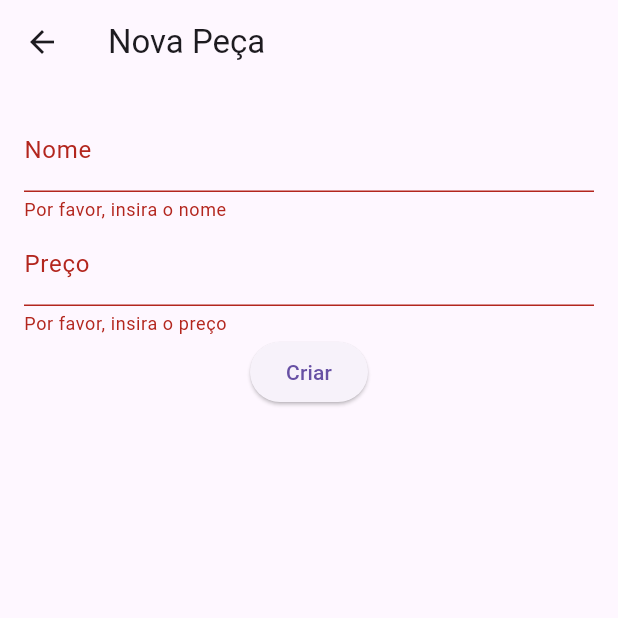
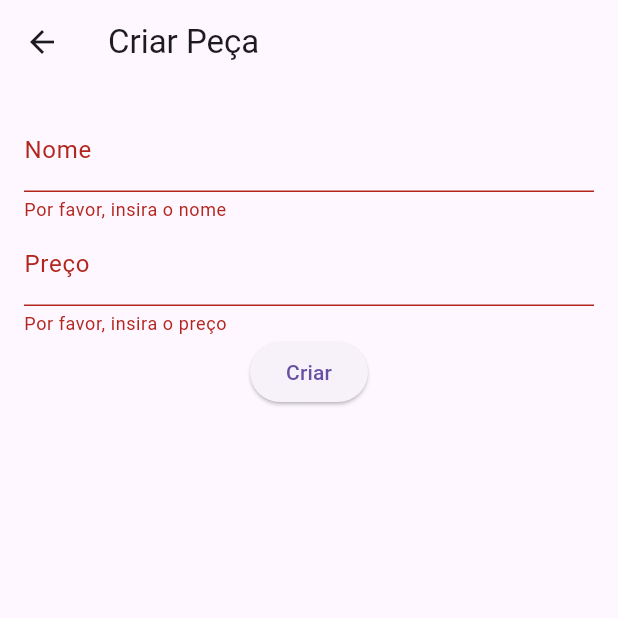
Before and after one commit to FranzoiDev/AppAssitencia, a Flutter app: the FormularioPecaPage screen opened directly, after a tap on "Criar", on a phone screen of 412 x 824 dp, the top half of it. Run offline on Flutter 3.47's test engine with Material 3 defaults, Android fonts, the light colour scheme and no system bars.

Commit message:
Voltando para local host, melhoria no formulario

```diff
--- a/lib/screens/formulario_peca_page.dart
+++ b/lib/screens/formulario_peca_page.dart
@@ -5,30 +5,43 @@ import '../services/peca_api.dart';
 class FormularioPecaPage extends StatefulWidget {
   final Peca? peca;
 
-  const FormularioPecaPage({this.peca, super.key});
+  const FormularioPecaPage({Key? key, this.peca}) : super(key: key);
 
   @override
-  FormularioPecaPageState createState() => FormularioPecaPageState();
+  _FormularioPecaPageState createState() => _FormularioPecaPageState();
 }
 
-class FormularioPecaPageState extends State<FormularioPecaPage> {
+class _FormularioPecaPageState extends State<FormularioPecaPage> {
   final _formKey = GlobalKey<FormState>();
-  late String _nome;
-  late double _preco;
+  final TextEditingController _nomeController = TextEditingController();
+  final TextEditingController _precoController = TextEditingController();
   final PecaApi api = PecaApi();
 
   @override
   void initState() {
     super.initState();
-    _nome = widget.peca?.nome ?? '';
-    _preco = widget.peca?.preco ?? 0;
+    _nomeController.text = widget.peca?.nome ?? '';
+    _precoController.text = widget.peca?.preco?.toString() ?? '';
+  }
+
+  void _limparCampos() {
+    _nomeController.clear();
+    _precoController.clear();
+  }
+
+  @override
+  void dispose() {
+
+    _nomeController.dispose();
+    _precoController.dispose();
+    super.dispose();
   }
 
   @override
   Widget build(BuildContext context) {
     return Scaffold(
       appBar: AppBar(
-        title: Text(widget.peca == null ? 'Nova Peça' : 'Editar Peça'),
+        title: Text(widget.peca == null ? 'Criar Peça' : 'Editar Peça'),
       ),
       body: Padding(
         padding: const EdgeInsets.all(16.0),
@@ -36,8 +49,9 @@ class FormularioPecaPageState extends State<FormularioPecaPage> {
           key: _formKey,
           child: Column(
             children: [
+              // Campo para nome
               TextFormField(
-                initialValue: _nome,
+                controller: _nomeController,
                 decoration: const InputDecoration(labelText: 'Nome'),
                 validator: (value) {
                   if (value == null || value.isEmpty) {
@@ -45,12 +59,10 @@ class FormularioPecaPageState extends State<FormularioPecaPage> {
                   }
                   return null;
                 },
-                onSaved: (value) {
-                  _nome = value!;
-                },
               ),
+              // Campo para preço
               TextFormField(
-                initialValue: _preco != 0 ? _preco.toString() : '',
+                controller: _precoController,
                 decoration: const InputDecoration(labelText: 'Preço'),
                 keyboardType: TextInputType.number,
                 validator: (value) {
@@ -64,29 +76,37 @@ class FormularioPecaPageState extends State<FormularioPecaPage> {
                   }
                   return null;
                 },
-                onSaved: (value) {
-                  _preco = double.parse(value!);
-                },
               ),
+
               ElevatedButton(
                 onPressed: () async {
                   if (_formKey.currentState!.validate()) {
-                    _formKey.currentState!.save();
 
-                    Peca novaPeca = Peca(nome: _nome, preco: _preco);
-                    if (widget.peca == null) {
-                      await api.create(novaPeca);
-                    } else {
-                      await api.update(widget.peca!.id!, novaPeca);
+                    String nome = _nomeController.text;
+                    double preco = double.parse(_precoController.text);
+
+                    Peca novaPeca = Peca(nome: nome, preco: preco);
+
+                    try {
+                      if (widget.peca == null) {
+                        await api.create(novaPeca);
+
+                        _limparCampos();
+                        ScaffoldMessenger.of(context).showSnackBar(
+                          const SnackBar(content: Text('Produto criado com sucesso')),
+                        );
+                      } else {
+                        await api.update(widget.peca!.id!, novaPeca);
+
+                        ScaffoldMessenger.of(context).showSnackBar(
+                          const SnackBar(content: Text('Produto atualizado com sucesso')),
+                        );
+                      }
+                    } catch (error) {
+                      ScaffoldMessenger.of(context).showSnackBar(
+                        SnackBar(content: Text('Erro ao salvar produto: $error')),
+                      );
                     }
-
-                    if (!mounted) {
-
-                      // ignore: use_build_context_synchronously
-                      Navigator.pop(context, novaPeca);
-
-                    }
-
                   }
                 },
                 child: Text(widget.peca == null ? 'Criar' : 'Atualizar'),
--- a/lib/services/peca_api.dart
+++ b/lib/services/peca_api.dart
@@ -4,34 +4,13 @@ import '../models/peca.dart';
 import 'crud_api.dart';
 
 class PecaApi extends CrudApi<Peca> {
-  bool _apiUrlInitialized = false;
+  final String apiUrl = 'http://localhost:3500/pecas';
 
-  PecaApi() : super("") {
-    _initApiUrl();
-  }
-
-  Future<void> _initApiUrl() async {
-    if (_apiUrlInitialized) return;
-    try {
-
-      final response = await http.get(Uri.parse('http://localhost:3000/getPort'));
-
-      if (response.statusCode == 200) {
-        final data = jsonDecode(response.body);
-        final port = data['port'];
-        apiUrl = 'http://localhost:$port/pecas';
-        _apiUrlInitialized = true;
-      } else {
-        throw Exception('Erro ao obter a porta');
-      }
-    } catch (e) {
-      throw Exception('Erro ao ler a porta: $e');
-    }
-  }
+  PecaApi() : super('http://localhost:3500/pecas');
 
   @override
   Future<List<Peca>> getAll() async {
-    await _initApiUrl();
+
     final response = await http.get(Uri.parse(apiUrl));
     if (response.statusCode == 200) {
       List<dynamic> body = jsonDecode(response.body);
@@ -43,7 +22,7 @@ class PecaApi extends CrudApi<Peca> {
 
   @override
   Future<Peca> getById(int id) async {
-    await _initApiUrl();
+
     final response = await http.get(Uri.parse('$apiUrl/$id'));
     if (response.statusCode == 200) {
       return Peca.fromJson(jsonDecode(response.body));
@@ -54,7 +33,7 @@ class PecaApi extends CrudApi<Peca> {
 
   @override
   Future<Peca> create(Peca item) async {
-    await _initApiUrl();
+
     final response = await http.post(
       Uri.parse(apiUrl),
       headers: {'Content-Type': 'application/json'},
@@ -69,11 +48,12 @@ class PecaApi extends CrudApi<Peca> {
 
   @override
   Future<Peca> update(int id, Peca item) async {
-    await _initApiUrl();
+
     final response = await http.put(
       Uri.parse('$apiUrl/$id'),
       headers: {'Content-Type': 'application/json'},
-      body: jsonEncode(item.toJson()),);
+      body: jsonEncode(item.toJson()),
+    );
     if (response.statusCode == 200) {
       return Peca.fromJson(jsonDecode(response.body));
     } else {
@@ -83,7 +63,7 @@ class PecaApi extends CrudApi<Peca> {
 
   @override
   Future<void> delete(int id) async {
-    await _initApiUrl();
+
     final response = await http.delete(Uri.parse('$apiUrl/$id'));
     if (response.statusCode != 200) {
       throw Exception('Falha ao deletar a peça');
```
Also changed, not shown: 2 other files.
